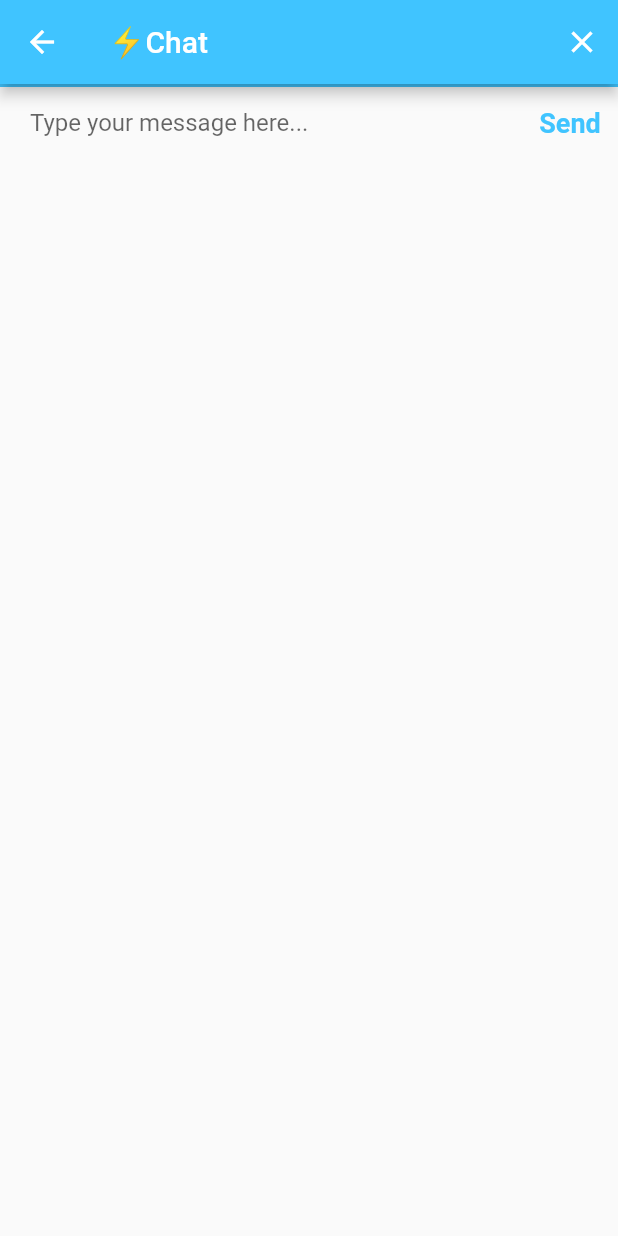
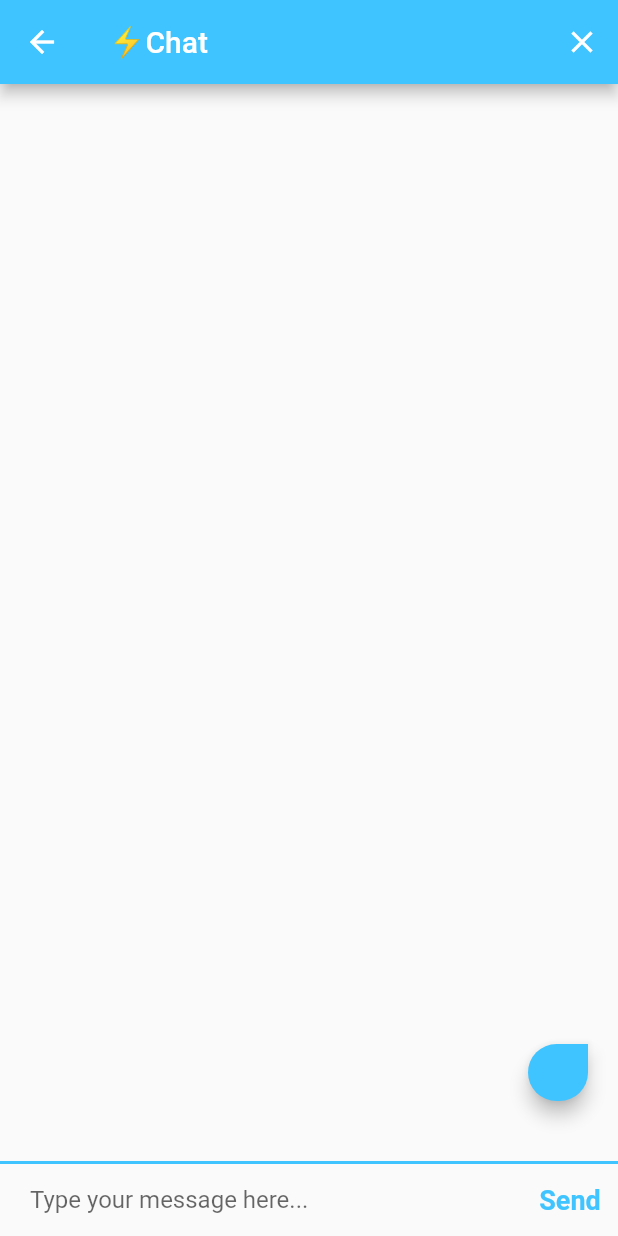
Before and after one commit to smllqs/flash_chat, a Flutter app: the ChatScreen screen opened by its route, after a tap on "Send", on a phone screen of 412 x 824 dp. Run offline on Flutter 3.47's test engine with Material 2 defaults, Android fonts, the phone set to English and light mode, and no system bars; our stand-ins replace animated_text_kit, cloud_firestore, firebase_auth, firebase_core, logger, modal_progress_hud_nsn; accounts and stored records are empty.

Commit message:
added a stream on chat screen

```diff
--- a/lib/screens/chat_screen.dart
+++ b/lib/screens/chat_screen.dart
@@ -4,9 +4,10 @@
 import 'package:flutter/material.dart';
 import 'package:firebase_auth/firebase_auth.dart';
 
+late User loggedInUser;
+
 class ChatScreen extends StatefulWidget {
   const ChatScreen({super.key});
-
   static const String id = '/chat_screen';
 
   @override
@@ -16,7 +17,7 @@
 class _ChatScreenState extends State<ChatScreen> {
   final _firestore = FirebaseFirestore.instance;
   final _auth = FirebaseAuth.instance;
-  late User loggedInUser;
+  final textController = TextEditingController();
   String messageText = '';
 
   @override
@@ -49,6 +50,14 @@
   //   }
   // }
 
+  void messageStream() async {
+    await for (var snapshot in _firestore.collection('messages').snapshots()) {
+      for (var message in snapshot.docs.reversed) {
+        print(message.data());
+      }
+    }
+  }
+
   @override
   Widget build(BuildContext context) {
     return Scaffold(
@@ -61,6 +70,7 @@
                 // _auth.signOut();
                 // Navigator.pop(context);
                 // getMessages();
+                messageStream();
               }),
         ],
         title: const Text('⚡️Chat'),
@@ -69,8 +79,9 @@
       body: SafeArea(
         child: Column(
           mainAxisAlignment: MainAxisAlignment.spaceBetween,
-          crossAxisAlignment: CrossAxisAlignment.stretch,
+          crossAxisAlignment: CrossAxisAlignment.start,
           children: <Widget>[
+            MessageStream(),
             Container(
               decoration: kMessageContainerDecoration,
               child: Row(
@@ -78,6 +89,7 @@
                 children: <Widget>[
                   Expanded(
                     child: TextField(
+                      controller: textController,
                       onChanged: (value) {
                         messageText = value;
                       },
@@ -86,8 +98,9 @@
                   ),
                   TextButton(
                     onPressed: () async {
-                      //collection - messages (text, sender)
+                      textController.clear();
                       await _firestore.collection('messages').add({
+                        'timestamp': Timestamp.now(),
                         'text': messageText,
                         'sender': loggedInUser.email,
                       });
@@ -106,3 +119,99 @@
     );
   }
 }
+
+//=========================================== MESSAGE STREAM ==============================================
+class MessageStream extends StatelessWidget {
+  MessageStream({super.key});
+  final _firestore = FirebaseFirestore.instance;
+
+  @override
+  Widget build(BuildContext context) {
+    return StreamBuilder<QuerySnapshot>(
+      stream: _firestore
+          .collection('messages')
+          .orderBy('timestamp', descending: true)
+          .snapshots(),
+      builder: (context, snapshot) {
+        if (!snapshot.hasData) {
+          return const Center(
+            child: CircularProgressIndicator(
+              backgroundColor: Colors.lightBlueAccent,
+            ),
+          );
+        }
+
+        final List<DocumentSnapshot> documents = snapshot.data!.docs;
+        final messages = documents
+            .map((doc) => MessageBubble(
+                timestamp: doc['timestamp'],
+                text: doc['text'],
+                sender: doc['sender'],
+                isMe: loggedInUser.email == doc['sender']))
+            .toList();
+        return Expanded(
+          child: ListView(
+            reverse: true,
+            padding: const EdgeInsets.symmetric(horizontal: 10, vertical: 20),
+            children: messages,
+          ),
+        );
+      },
+    );
+  }
+}
+
+//=========================================== MESSAGE BUBBLE WIDGET ==============================================
+class MessageBubble extends StatelessWidget {
+  const MessageBubble(
+      {super.key,
+      required this.text,
+      required this.sender,
+      required this.isMe,
+      required this.timestamp});
+
+  final Timestamp timestamp;
+  final String text;
+  final String sender;
+  final bool isMe;
+
+  @override
+  Widget build(BuildContext context) {
+    return Padding(
+      padding: const EdgeInsets.symmetric(horizontal: 10.0, vertical: 20.0),
+      child: Column(
+        crossAxisAlignment:
+            isMe ? CrossAxisAlignment.end : CrossAxisAlignment.start,
+        children: [
+          Text(
+            sender,
+            style: const TextStyle(color: Colors.black54, fontSize: 12),
+          ),
+          Material(
+            borderRadius: isMe
+                ? const BorderRadius.only(
+                    topLeft: Radius.circular(30),
+                    bottomLeft: Radius.circular(30),
+                    bottomRight: Radius.circular(30))
+                : const BorderRadius.only(
+                    topRight: Radius.circular(30),
+                    bottomLeft: Radius.circular(30),
+                    bottomRight: Radius.circular(30)),
+            elevation: 5.0,
+            color: isMe ? Colors.lightBlueAccent : Colors.white,
+            child: Padding(
+              padding:
+                  const EdgeInsets.symmetric(horizontal: 20.0, vertical: 10.0),
+              child: Text(
+                text,
+                style: TextStyle(
+                    fontSize: 15.0,
+                    color: isMe ? Colors.white : Colors.black87),
+              ),
+            ),
+          ),
+        ],
+      ),
+    );
+  }
+}
--- a/lib/screens/login_screen.dart
+++ b/lib/screens/login_screen.dart
@@ -38,11 +38,13 @@
             mainAxisAlignment: MainAxisAlignment.center,
             crossAxisAlignment: CrossAxisAlignment.stretch,
             children: <Widget>[
-              Hero(
-                tag: 'logo',
-                child: SizedBox(
-                  height: 200.0,
-                  child: Image.asset('images/logo.png'),
+              Flexible(
+                child: Hero(
+                  tag: 'logo',
+                  child: SizedBox(
+                    height: 200.0,
+                    child: Image.asset('images/logo.png'),
+                  ),
                 ),
               ),
               const SizedBox(
--- a/lib/screens/registration_screen.dart
+++ b/lib/screens/registration_screen.dart
@@ -38,11 +38,13 @@
             mainAxisAlignment: MainAxisAlignment.center,
             crossAxisAlignment: CrossAxisAlignment.stretch,
             children: <Widget>[
-              Hero(
-                tag: 'logo',
-                child: SizedBox(
-                  height: 200.0,
-                  child: Image.asset('images/logo.png'),
+              Flexible(
+                child: Hero(
+                  tag: 'logo',
+                  child: SizedBox(
+                    height: 200.0,
+                    child: Image.asset('images/logo.png'),
+                  ),
                 ),
               ),
               const SizedBox(
```
Also changed, not shown: 3 other files.
